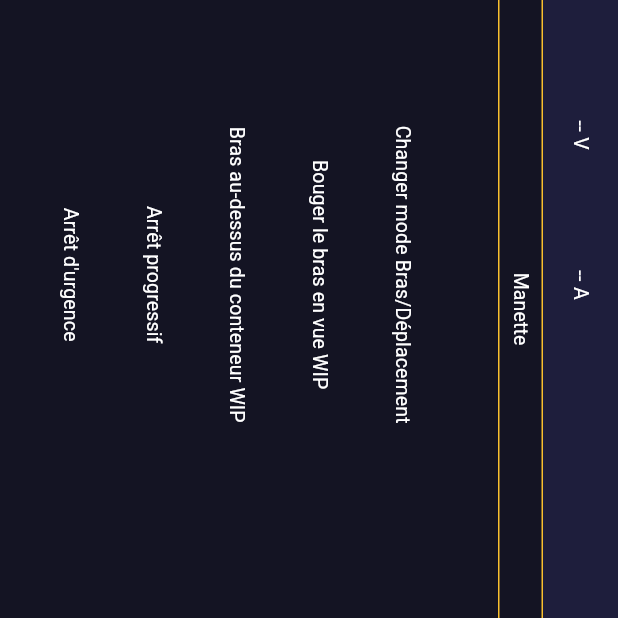
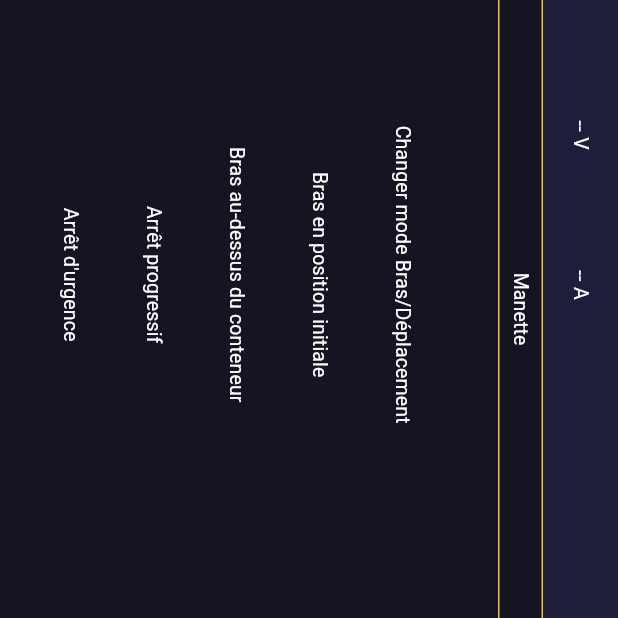
Before and after one commit to SupaeroMoon-ERC-MDRS/COM-2025-webcontrol-frontend, a Flutter app: the screen it shows after launch, after a tap on "EN", after a tap on "Simplifié", on a phone screen of 412 x 824 dp, the top half of it. Run offline on Flutter 3.47's test engine with Material 3 defaults, Android fonts, the phone set to English and light mode, and no system bars.

```diff
--- a/lib/data/localization.dart
+++ b/lib/data/localization.dart
@@ -16,8 +16,8 @@ final Map<String, String> en_EN = {
   "grip_close": "Gripper close",
   "arm_base_right": "Arm base right",
   "arm_base_left": "Arm base left",
-  "move_arm_in_view": "Arm in view WIP",
-  "move_arm_above_sample_container": "Arm above container WIP",
+  "move_arm_home": "Move arm home",
+  "move_arm_above_sample_container": "Move arm above container",
   "soft_stop": "Soft stop",
   "emergency_stop": "Emergency stop",
   "confirm_estop_title": "Confirm Emergency stop dialog",
@@ -40,8 +40,8 @@ final Map<String, String> fr_FR = {
   "grip_close": "Fermer pince",
   "arm_base_right": "Main á droit",
   "arm_base_left": "Main á gauche",
-  "move_arm_in_view": "Bouger le bras en vue WIP",
-  "move_arm_above_sample_container": "Bras au-dessus du conteneur WIP",
+  "move_arm_home": "Bras en position initiale",
+  "move_arm_above_sample_container": "Bras au-dessus du conteneur",
   "soft_stop": "Arrêt progressif",
   "emergency_stop": "Arrêt d'urgence",
   "confirm_estop_title": "Confirmation de l'arrêt d'urgence",
```
Also changed, not shown: lib/ui/controls/control_stack.dart (+60 -9 lines).
